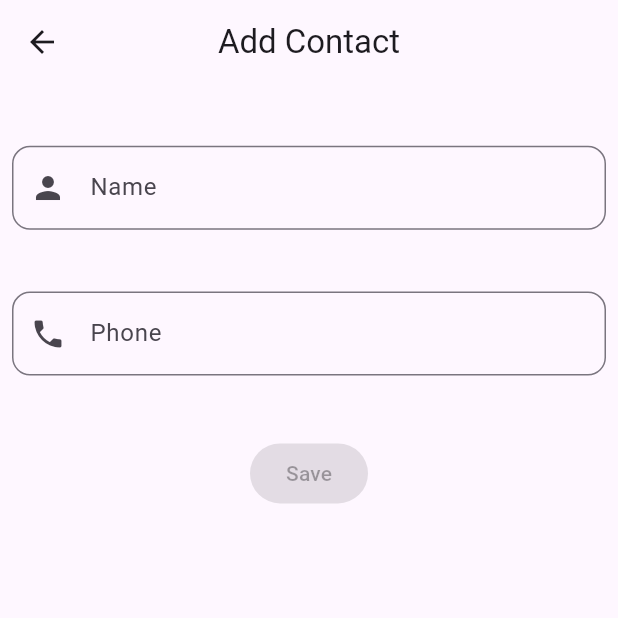
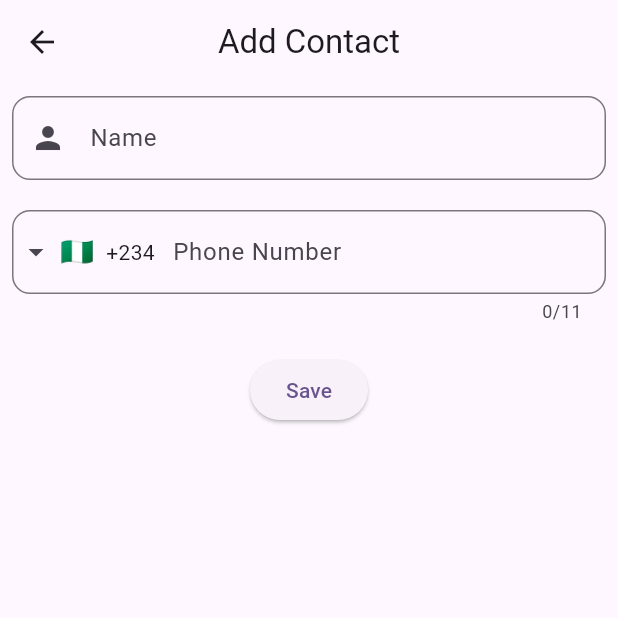
Before and after one commit to Galadima3/kontact, a Flutter app: the AddContactScreen screen opened by its route, on a phone screen of 412 x 824 dp, the top half of it. Run offline on Flutter 3.47's test engine with Material 3 defaults, Android fonts, the light colour scheme and no system bars; drawn by our look-alikes of intl_phone_field; our stand-ins replace flutter_riverpod, flutter_svg, go_router, isar; accounts and stored records are empty; generated files the repository leaves out were written again.

Commit message:
5th commit
Phone field added

```diff
--- a/lib/main.dart
+++ b/lib/main.dart
@@ -25,6 +25,6 @@ class MyApp extends StatelessWidget {
 }
 
 //TODO:
-//1. Complete migration to GoRouter APIs
+//1. Add intl phone field
 //2. Study more GoRouter
 //3. Unit & Widget test
--- a/lib/src/features/contacts/presentation/contact_controller.dart
+++ b/lib/src/features/contacts/presentation/contact_controller.dart
@@ -3,6 +3,7 @@ import 'package:flutter/material.dart';
 import 'package:flutter_riverpod/flutter_riverpod.dart';
 import 'package:kontacts/src/features/contacts/data/contact_repository.dart';
 import 'package:kontacts/src/features/contacts/domain/contact.dart';
+import 'package:go_router/go_router.dart';
 
 class AddContactController extends StateNotifier<bool> {
   AddContactController(this.contactRepository) : super(false);
@@ -22,7 +23,7 @@ class AddContactController extends StateNotifier<bool> {
               const SnackBar(content: Text('Contact added successfully!')),
             ));
     Future.delayed(const Duration(milliseconds: 1500))
-        .then((value) => Navigator.of(context).pop());
+        .then((value) => context.pop());
     state = true; // Set state to indicate successful saving
   }
 
@@ -31,7 +32,8 @@ class AddContactController extends StateNotifier<bool> {
       Contact updatedContact, int contactID, BuildContext context) async {
     await contactRepository
         .updateContact(contactID, updatedContact)
-        .then((_) => Navigator.of(context).pop());
+        .then((_) => context.pop());
+
   }
 
   //Delete
--- a/lib/src/features/contacts/presentation/screens/add_contact_screen.dart
+++ b/lib/src/features/contacts/presentation/screens/add_contact_screen.dart
@@ -1,21 +1,21 @@
 import 'package:flutter/material.dart';
 import 'package:flutter_riverpod/flutter_riverpod.dart';
+import 'package:intl_phone_field/intl_phone_field.dart';
 
 import 'package:kontacts/src/features/contacts/presentation/contact_controller.dart';
 
 class AddContactScreen extends ConsumerStatefulWidget {
-  const AddContactScreen({super.key});
+  const AddContactScreen({Key? key}) : super(key: key);
 
   @override
-  ConsumerState<ConsumerStatefulWidget> createState() =>
-      _AddContactScreenState();
+  _AddContactScreenState createState() => _AddContactScreenState();
 }
 
 class _AddContactScreenState extends ConsumerState<AddContactScreen> {
   final nameController = TextEditingController();
   final phoneNumberController = TextEditingController();
   final formKey = GlobalKey<FormState>();
-  bool isVerified = false;
+  String? selectedCountryCode;
 
   @override
   void dispose() {
@@ -34,16 +34,13 @@ class _AddContactScreenState extends ConsumerState<AddContactScreen> {
         title: const Text('Add Contact'),
         centerTitle: true,
       ),
-      body: Form(
-        autovalidateMode: AutovalidateMode.onUserInteraction,
-        key: formKey,
-        child: Column(
-          children: [
-            //name
-            Padding(
-              padding: EdgeInsets.symmetric(
-                  horizontal: 8.0, vertical: height * 0.05),
-              child: TextFormField(
+      body: Padding(
+        padding: const EdgeInsets.all(8.0),
+        child: Form(
+          key: formKey,
+          child: Column(
+            children: [
+              TextFormField(
                 controller: nameController,
                 keyboardType: TextInputType.name,
                 decoration: InputDecoration(
@@ -54,35 +51,35 @@ class _AddContactScreenState extends ConsumerState<AddContactScreen> {
                   ),
                 ),
               ),
-            ),
-
-            //phoneNumber
-            Padding(
-              padding: const EdgeInsets.symmetric(horizontal: 8.0),
-              child: TextFormField(
-                controller: phoneNumberController,
-                keyboardType: TextInputType.number,
+              const SizedBox(height: 20),
+              IntlPhoneField(
                 decoration: InputDecoration(
-                  hintText: 'Phone',
-                  prefixIcon: const Icon(Icons.phone),
+                  labelText: 'Phone Number',
                   border: OutlineInputBorder(
                     borderRadius: BorderRadius.circular(12),
                   ),
                 ),
+                controller: phoneNumberController,
+                initialCountryCode: 'NG',
+                onChanged: (phone) {
+                  selectedCountryCode = phone.countryCode;
+                },
               ),
-            ),
-
-            Padding(
-              padding: EdgeInsets.symmetric(vertical: height * 0.05),
-              child: ElevatedButton(
-                  onPressed: nameController.text.isNotEmpty &&
-                          phoneNumberController.text.isNotEmpty
-                      ? () => contactController.addContact(nameController.text,
-                          phoneNumberController.text, context)
-                      : null,
-                  child: const Text('Save')),
-            )
-          ],
+              const SizedBox(height: 20),
+              ElevatedButton(
+                onPressed: () {
+                  if (formKey.currentState!.validate()) {
+                    contactController.addContact(
+                      nameController.text,
+                      '$selectedCountryCode${phoneNumberController.text}',
+                      context,
+                    );
+                  }
+                },
+                child: const Text('Save'),
+              ),
+            ],
+          ),
         ),
       ),
     );
--- a/lib/src/features/contacts/presentation/screens/custom_alert_dialog.dart
+++ b/lib/src/features/contacts/presentation/screens/custom_alert_dialog.dart
@@ -1,4 +1,5 @@
 import 'package:flutter/material.dart';
+import 'package:go_router/go_router.dart';
 
 class CustomAlertDialog extends StatelessWidget {
   //final String title;
@@ -23,14 +24,14 @@ class CustomAlertDialog extends StatelessWidget {
         TextButton(
           onPressed: () {
             onCancel();
-            Navigator.of(context).pop();
+            context.pop();
           },
           child: const Text('Cancel'),
         ),
         TextButton(
           onPressed: () {
             onConfirm();
-            Navigator.of(context).pop();
+           context.pop();
           },
           child: const Text('Confirm'),
         ),
--- a/pubspec.yaml
+++ b/pubspec.yaml
@@ -43,6 +43,7 @@ dependencies:
   intl_phone_number_input: ^0.7.4
   url_launcher: ^6.2.5
   go_router: ^13.2.1
+  intl_phone_field: ^3.2.0
 
 dev_dependencies:
   flutter_test:
```
Also changed, not shown: lib/src/features/contacts/presentation/screens/edit_contact_screen.dart (+27 -35 lines), pubspec.lock.
